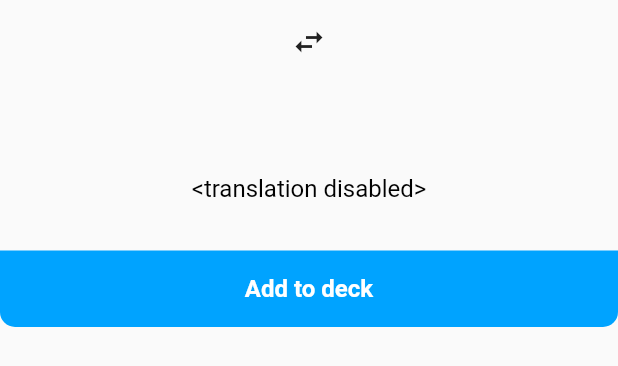
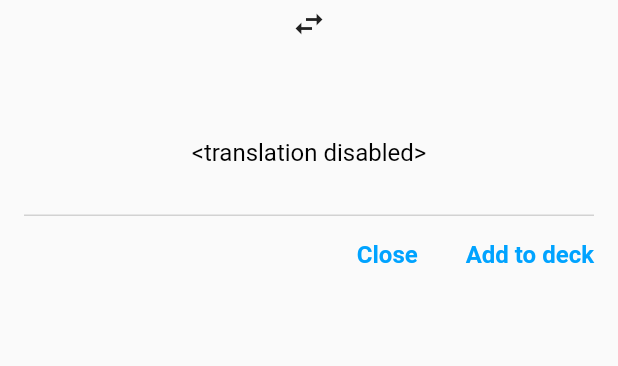
Before and after one commit to lvanderveekens/vocab, a Flutter app: the TapDialog widget shown alone on an empty page, opened directly with empty values, on a phone screen of 412 x 824 dp. Shown: the top 366 px of the screen. Run offline on Flutter 3.47's test engine with Material 2 defaults, Android fonts, the phone set to English and light mode, and no system bars; our stand-ins replace audioplayers, camera, flutter_svg, get_it; missing offline and left inert: google_mlkit_text_recognition; accounts and stored records are empty; statements that could not run were skipped.

Commit message:
Redesign tap dialog

```diff
--- a/app/lib/camera/info_dialog.dart
+++ b/app/lib/camera/info_dialog.dart
@@ -25,8 +25,7 @@ class InfoDialogState extends State<InfoDialog> {
   @override
   Widget build(BuildContext context) {
     return Dialog(
-        shape:
-            RoundedRectangleBorder(borderRadius: BorderRadius.circular(10.0)),
+        shape: RoundedRectangleBorder(borderRadius: BorderRadius.circular(5.0)),
         child: Container(
             child: Column(
                 mainAxisSize: MainAxisSize.min,
--- a/app/lib/camera/tap_dialog.dart
+++ b/app/lib/camera/tap_dialog.dart
@@ -86,7 +86,7 @@ class TapDialogState extends State<TapDialog> {
     }
 
     return Material(
-        borderRadius: BorderRadius.all(Radius.circular(10.0)),
+        borderRadius: BorderRadius.all(Radius.circular(5.0)),
         child: Container(
             child: Column(
                 mainAxisSize: MainAxisSize.min,
@@ -162,7 +162,7 @@ class TapDialogState extends State<TapDialog> {
       children: [
         Container(
             padding: EdgeInsets.only(
-              top: 16.0,
+              top: 4.0,
               left: 16.0,
               right: 16.0,
             ),
@@ -176,7 +176,6 @@ class TapDialogState extends State<TapDialog> {
                               iconSize: 0.0,
                               isDense: false,
                               isExpanded: true,
-                              style: TextStyle(fontSize: 16.0),
                               value: _translationSourceLanguage,
                               items: widget.translationLanguages
                                   .map((GoogleCloudTranslationLanguage gtl) {
@@ -188,7 +187,7 @@ class TapDialogState extends State<TapDialog> {
                                       color: gtl == _translationSourceLanguage
                                           ? Color(0xFF00A3FF)
                                           : Colors.black,
-                                        fontSize: 16.0 /* no scaling needed */),
+                                    ),
                                   ),
                                 );
                               }).toList(),
@@ -207,11 +206,12 @@ class TapDialogState extends State<TapDialog> {
                                     ),
                                   ));
                                 }).toList();
-                              })
+                              },
+                            )
                           : null),
                 ),
                 IconButton(
-                  padding: EdgeInsets.zero,
+                  padding: EdgeInsets.only(left: 4.0, right: 4.0),
                   constraints: BoxConstraints(),
                   icon: Icon(Icons.swap_horiz),
                   iconSize: 24.0,
@@ -235,7 +235,6 @@ class TapDialogState extends State<TapDialog> {
                           ? DropdownButton(
                               underline: Container(),
                               iconSize: 0.0,
-                              style: TextStyle(fontSize: 16.0),
                               isDense: false,
                               isExpanded: true,
                               value: _translationTargetLanguage,
@@ -246,7 +245,6 @@ class TapDialogState extends State<TapDialog> {
                                   child: Text(
                                     gtl.language.name,
                                     style: TextStyle(
-                                        fontSize: 16.0 /* no scaling needed */,
                                         color: gtl == _translationTargetLanguage
                                             ? Color(0xFF00A3FF)
                                             : Colors.black),
@@ -265,7 +263,6 @@ class TapDialogState extends State<TapDialog> {
                                     overflow: TextOverflow.ellipsis,
                                     style: TextStyle(
                                       color: Color(0xFF00A3FF),
-                                      // fontSize: 16.0 /* no scaling needed */,
                                     ),
                                   ));
                                 }).toList();
@@ -276,7 +273,7 @@ class TapDialogState extends State<TapDialog> {
             )),
         Container(
             padding: EdgeInsets.only(
-              top: 32.0,
+              top: 20.0,
               bottom: 32.0,
             ),
             child: Column(children: [
@@ -339,33 +336,51 @@ class TapDialogState extends State<TapDialog> {
                 Expanded(child: Container())
               ])),
               SizedBox(height: 16.0),
-              Text(
-                _translation ?? '',
-                style: TextStyle(
-                  fontSize: 16.0,
+              Text(_translation ?? '')
+            ])),
+        Divider(
+          color: Color(0xFFD2D2D2),
+          height: 1,
+          thickness: 1,
+          indent: 16,
+          endIndent: 16,
         ),
-              )
-            ])),
+        Row(
+          mainAxisAlignment: MainAxisAlignment.end,
+          children: [
             OutlinedButton(
               style: OutlinedButton.styleFrom(
                 padding: EdgeInsets.all(16.0),
                 side: BorderSide.none,
-            backgroundColor: const Color(0xFF00A3FF),
-            shape: RoundedRectangleBorder(
-              borderRadius: BorderRadius.only(
-                bottomLeft: Radius.circular(10.0),
-                bottomRight: Radius.circular(10.0),
+              ),
+              child: Center(
+                child: Text(
+                  'Close',
+                  style: TextStyle(
+                      fontSize: 16.0,
+                      color: Color(0xFF00A3FF),
+                      fontWeight: FontWeight.bold),
                 ),
               ),
+              onPressed: _translation != null
+                  ? () {
+                      widget.onClose();
+                    }
+                  : null,
             ),
-          child: Container(
-            width: double.infinity,
+            OutlinedButton(
+              style: OutlinedButton.styleFrom(
+                padding: EdgeInsets.all(16.0),
+                side: BorderSide.none,
+              ),
               child: Center(
-                child: Text('Add to deck',
+                child: Text(
+                  'Add to deck',
                   style: TextStyle(
                       fontSize: 16.0,
-                        color: Colors.white,
-                        fontWeight: FontWeight.bold))),
+                      color: Color(0xFF00A3FF),
+                      fontWeight: FontWeight.bold),
+                ),
               ),
               onPressed: _translation != null
                   ? () async {
@@ -394,6 +409,8 @@ class TapDialogState extends State<TapDialog> {
                           )));
                     }
                   : null,
+            )
+          ],
         ),
       ],
     );
--- a/app/lib/deck/deck_page.dart
+++ b/app/lib/deck/deck_page.dart
@@ -121,7 +121,7 @@ class DeckPageState extends State<DeckPage> {
         padding: const EdgeInsets.all(16.0),
         decoration: BoxDecoration(
             border: Border.all(color: Colors.black26),
-            borderRadius: BorderRadius.circular(10.0)),
+            borderRadius: BorderRadius.circular(5.0)),
         child: Column(crossAxisAlignment: CrossAxisAlignment.start, children: [
           Container(
               margin: EdgeInsets.only(bottom: 8.0),
```
Also changed, not shown: app/lib/camera/camera_page.dart (+11 -31 lines). Lines whose indentation alone changed are shown as unchanged.
